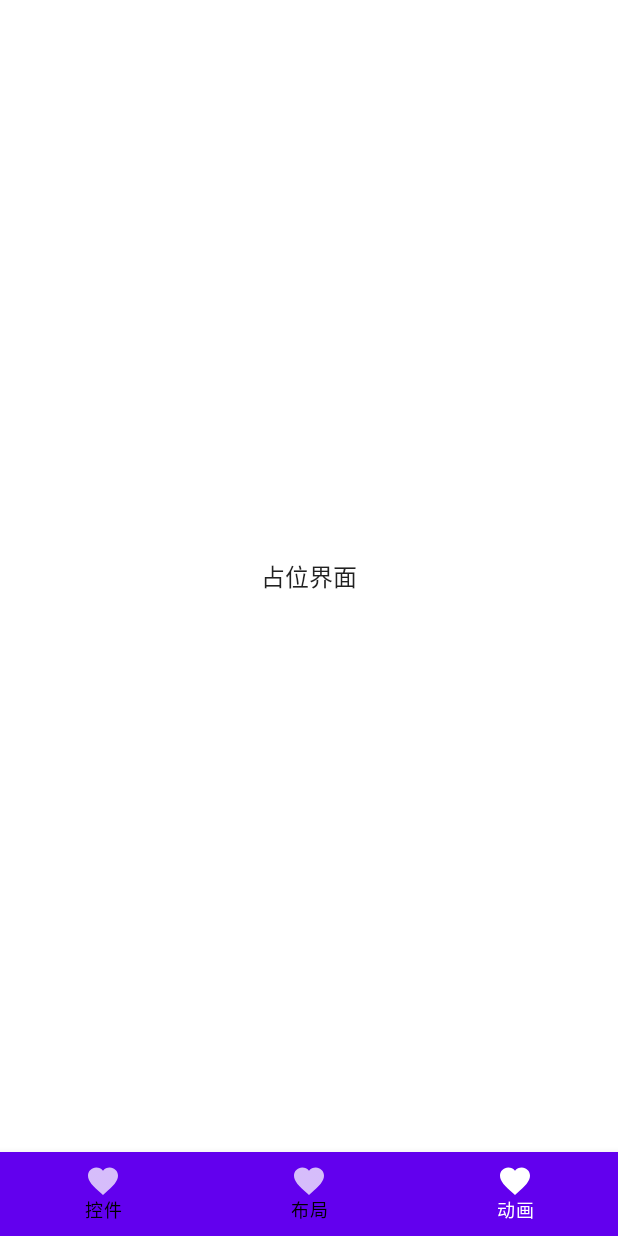
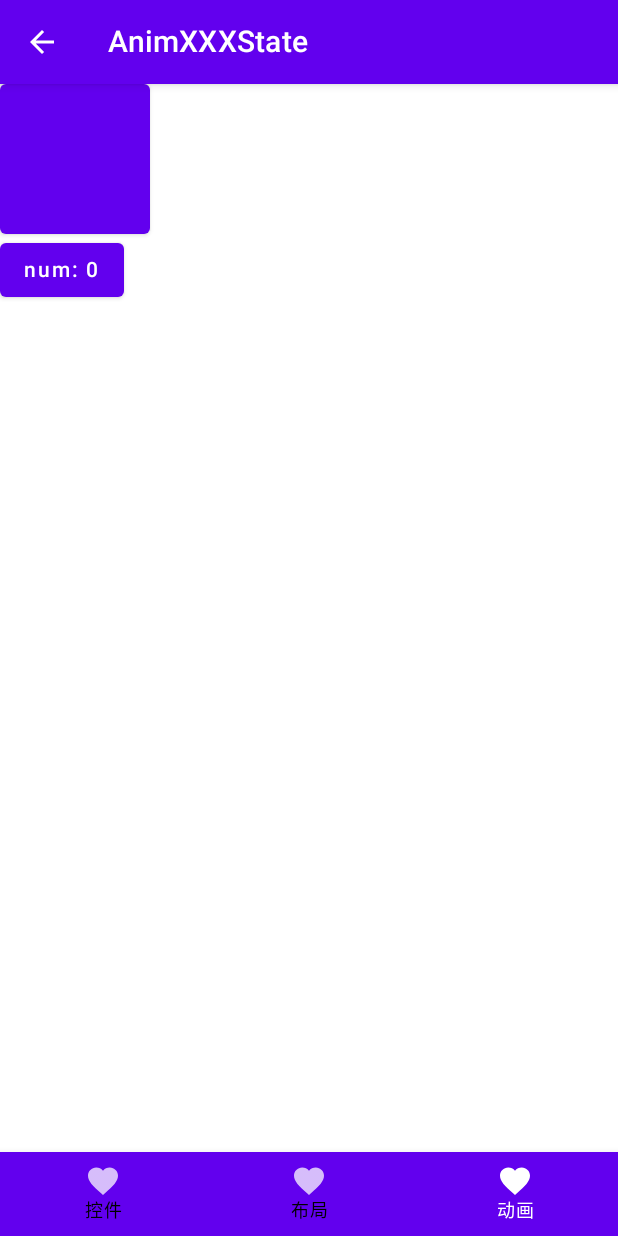
Before and after one commit to location-txl/ComposeSample, an Android app built with Jetpack Compose: the AnimateXxxAsState screen opened through its navigation route, on a phone screen of 412 x 824 dp. Run offline under Robolectric (Android 15) with nearby library versions, the phone set to English and light mode, and no system bars.

Commit message:
添加Compose AnimXXState Sample

```diff
--- /dev/null
+++ b/app/src/main/java/com/location/compose/sample/anim/AnimXXXState.kt
@@ -0,0 +1,53 @@
+package com.location.compose.sample.anim
+
+import android.util.Log
+import androidx.compose.animation.core.animateDpAsState
+import androidx.compose.animation.core.animateIntAsState
+import androidx.compose.foundation.layout.Column
+import androidx.compose.foundation.layout.size
+import androidx.compose.material.Button
+import androidx.compose.material.Text
+import androidx.compose.runtime.*
+import androidx.compose.ui.Modifier
+import androidx.compose.ui.tooling.preview.Preview
+import androidx.compose.ui.unit.dp
+import com.location.compose.sample.common.TitleBar
+
+
+@Composable
+fun AnimXXXStateSample(back: () -> Unit) {
+    TitleBar(title = "AnimXXXState", back = back) {
+        Column {
+            var buttonSize by remember {
+                mutableStateOf(100.dp)
+            }
+            val buttonAnim by animateDpAsState(buttonSize, finishedListener = {
+                    Log.d("AnimXXXStateSample", "finishedListener: $it")
+            })
+
+            Button(modifier = Modifier.size(buttonAnim), onClick = {
+                buttonSize = if(buttonSize == 100.dp) 200.dp else 100.dp
+            }) {
+                Text(text = "")
+            }
+
+            var num by remember {
+                mutableStateOf(0)
+            }
+            val numAnim by animateIntAsState(targetValue = num)
+            Button(onClick = {
+                num = if(num == 0) 200 else 0
+            }) {
+                Text(text = "num: $numAnim")
+            }
+        }
+    }
+}
+
+@Preview
+@Composable
+fun AnimXXPreview() {
+    AnimXXXStateSample {
+
+    }
+}
--- a/app/src/main/java/com/location/compose/sample/bottom/ScreenAnim.kt
+++ b/app/src/main/java/com/location/compose/sample/bottom/ScreenAnim.kt
@@ -7,6 +7,7 @@ import androidx.compose.runtime.Composable
 import androidx.compose.ui.Alignment
 import androidx.compose.ui.Modifier
 import androidx.compose.ui.text.style.TextAlign
+import com.location.compose.sample.anim.AnimXXXStateSample
 
 /**
  *
@@ -30,7 +31,7 @@ sealed class ScreenAnim(
 }
 
 private object ScreenAnimAnimateXxxAsState : ScreenAnim("AnimateXxxAsState", content = { back, _ ->
-    Payload(back)
+    AnimXXXStateSample(back)
 })
 
 
```
